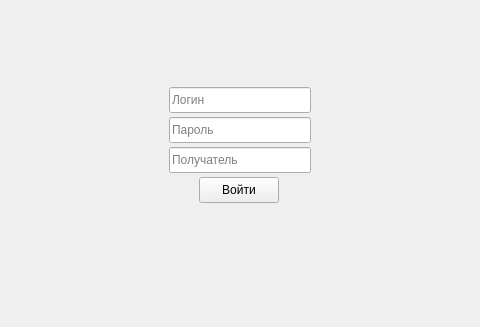
Qt form client/ui/loginwindow.ui (SSintis/ClientServer) before a commit; both pictures show x 121 to 601 and y 83 to 410 of the 730 by 410 pixel window.
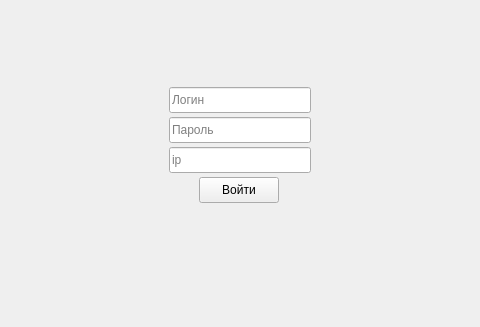
The same form after that commit.

What changed in the file:
```diff
--- a/client/ui/loginwindow.ui
+++ b/client/ui/loginwindow.ui
@@ -80,7 +80,7 @@
     <enum>QLineEdit::Normal</enum>
    </property>
    <property name="placeholderText">
-    <string>Получатель</string>
+    <string>ip</string>
    </property>
   </widget>
  </widget>
```
Left out of the diff: 2 changed lines with no effect on the pictures.
